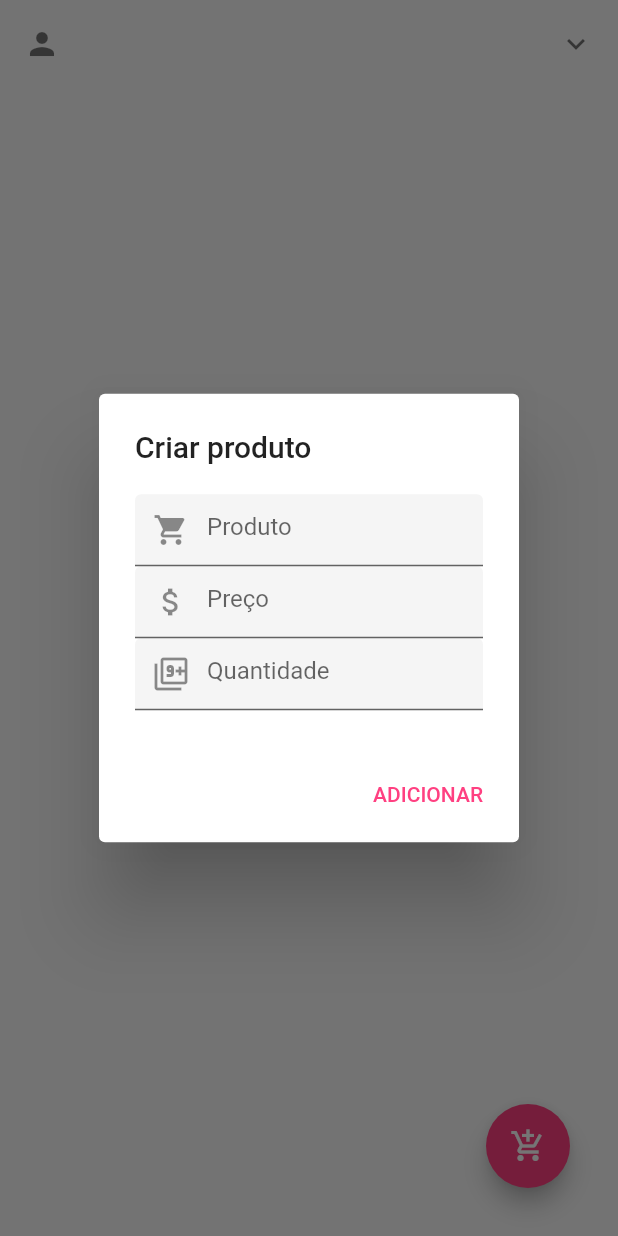
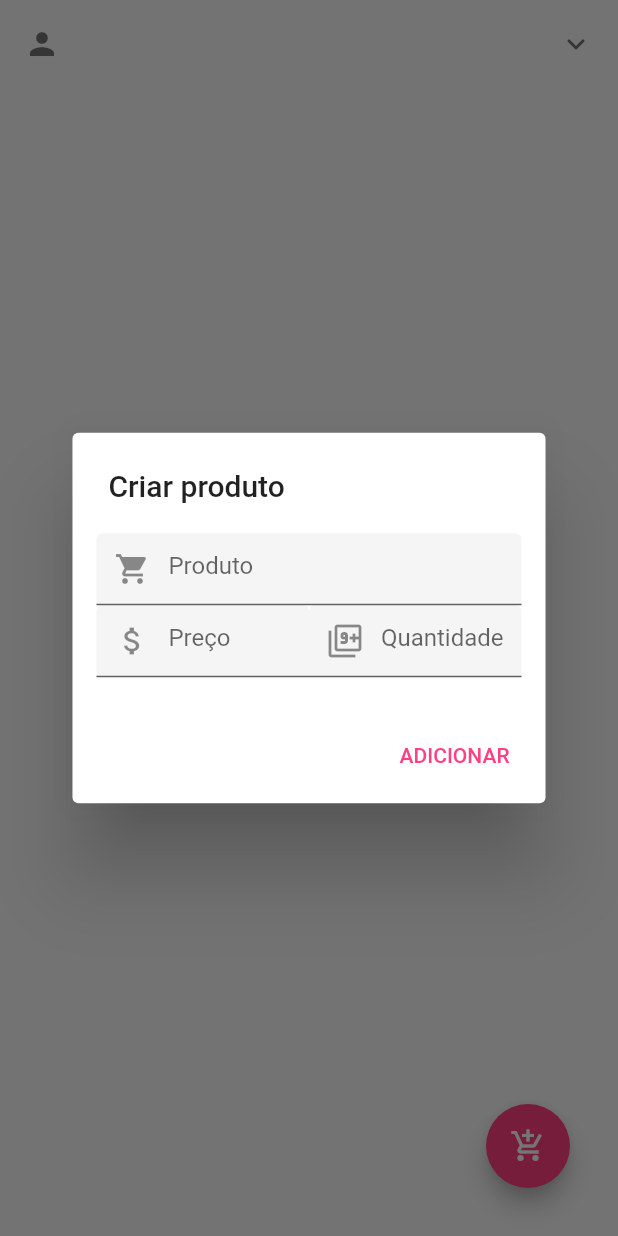
Before and after one commit to JunioJsv/bem-servir-comanda-flutter, a Flutter app: the Comanda widget shown alone on an empty page, opened directly with empty values, after a tap on the "add shopping cart" icon, on a phone screen of 412 x 824 dp. Run offline on Flutter 3.47's test engine with Material 2 defaults, Android fonts, the phone set to English and light mode, and no system bars.

Commit message:
Small changes in the layout of the create product alert dialog

```diff
--- a/lib/models/app_model.dart
+++ b/lib/models/app_model.dart
@@ -12,7 +12,7 @@ class AppModel extends ChangeNotifier {
 
   List<ComandaModel> get comandas => _comandas;
 
-  void newComanda(BuildContext context) {
+  void createComanda(BuildContext context) {
     String client;
     showDialog(
       context: context,
--- a/lib/models/comanda_model.dart
+++ b/lib/models/comanda_model.dart
@@ -41,7 +41,8 @@ class ComandaModel extends ChangeNotifier {
           '<BR><BOLD>$amount - $name - R\$${(amount * price).toStringAsFixed(2)}';
     });
     if (tax) comanda += '<BR>[!] Taxa de 15% sobre o valor total';
-    comanda += '<BR><BOLD><MEDIUM3>TOTAL: R\$${total.toStringAsFixed(2)}<BR><BR>';
+    comanda +=
+        '<BR><BOLD><MEDIUM3>TOTAL: R\$${total.toStringAsFixed(2)}<BR><BR>';
     Provider.of<AppModel>(context)
         .native
         .invokeMethod('share', <String, String>{
@@ -55,9 +56,13 @@ class ComandaModel extends ChangeNotifier {
     showDialog(
       context: context,
       builder: (bctx) => AlertDialog(
+        contentPadding: EdgeInsets.symmetric(
+          horizontal: 16,
+          vertical: 20
+        ),
         title: Text('Criar produto'),
-        content: ListView(
-          shrinkWrap: true,
+        content: Column(
+          mainAxisSize: MainAxisSize.min,
           children: <Widget>[
             TextField(
               keyboardType: TextInputType.visiblePassword,
@@ -68,8 +73,13 @@ class ComandaModel extends ChangeNotifier {
               ),
               onChanged: (input) => name = input,
             ),
-            TextField(
-              keyboardType: TextInputType.numberWithOptions(decimal: true),
+            Row(
+              children: <Widget>[
+                Flexible(
+                  flex: 1,
+                  child: TextField(
+                    keyboardType:
+                        TextInputType.numberWithOptions(decimal: true),
                     decoration: InputDecoration(
                       prefixIcon: Icon(Icons.attach_money),
                       hintText: 'Preço',
@@ -77,8 +87,12 @@ class ComandaModel extends ChangeNotifier {
                     ),
                     onChanged: (input) => price = double.parse(input),
                   ),
-            TextField(
-              keyboardType: TextInputType.numberWithOptions(decimal: true),
+                ),
+                Flexible(
+                  flex: 1,
+                  child: TextField(
+                    keyboardType:
+                        TextInputType.numberWithOptions(decimal: true),
                     decoration: InputDecoration(
                       prefixIcon: Icon(Icons.filter_9_plus),
                       hintText: 'Quantidade',
@@ -86,6 +100,9 @@ class ComandaModel extends ChangeNotifier {
                     ),
                     onChanged: (input) => amount = int.parse(input),
                   ),
+                )
+              ],
+            )
           ],
         ),
         actions: <Widget>[
@@ -108,7 +125,7 @@ class ComandaModel extends ChangeNotifier {
     );
   }
 
-  void removeProduct(int index) => this
+  void deleteProduct(int index) => this
     .._products.removeAt(index)
     ..notifyListeners();
 }
--- a/lib/views/app_view.dart
+++ b/lib/views/app_view.dart
@@ -22,7 +22,7 @@ class App extends StatelessWidget {
                     actions: <Widget>[
                       IconButton(
                         icon: Icon(Icons.add),
-                        onPressed: () => app.newComanda(pctx),
+                        onPressed: () => app.createComanda(pctx),
                       ),
                       IconButton(
                           icon: Icon(Icons.remove),
--- a/lib/views/comanda_view.dart
+++ b/lib/views/comanda_view.dart
@@ -25,7 +25,7 @@ class Comanda extends StatelessWidget {
                 itemBuilder: (_, index) => index < comanda.products.length
                     ? Dismissible(
                         key: UniqueKey(),
-                        onDismissed: (_) => comanda.removeProduct(index),
+                        onDismissed: (_) => comanda.deleteProduct(index),
                         background: Container(
                           color: Colors.grey[200],
                         ),
```
Lines whose indentation alone changed are shown as unchanged.
